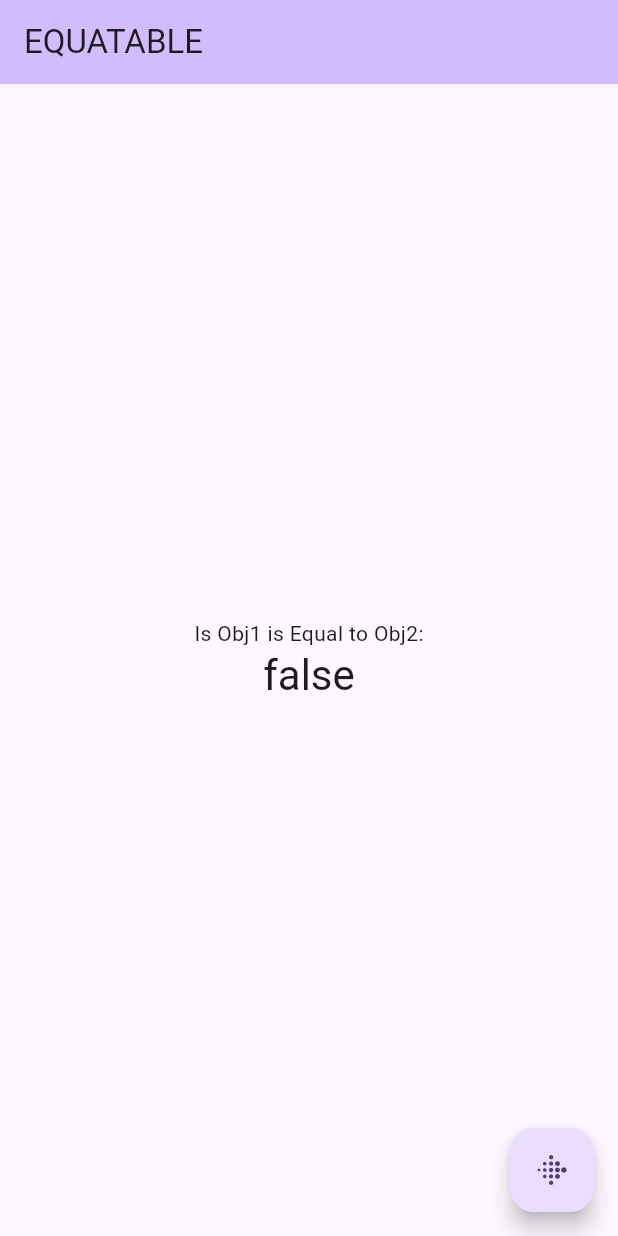
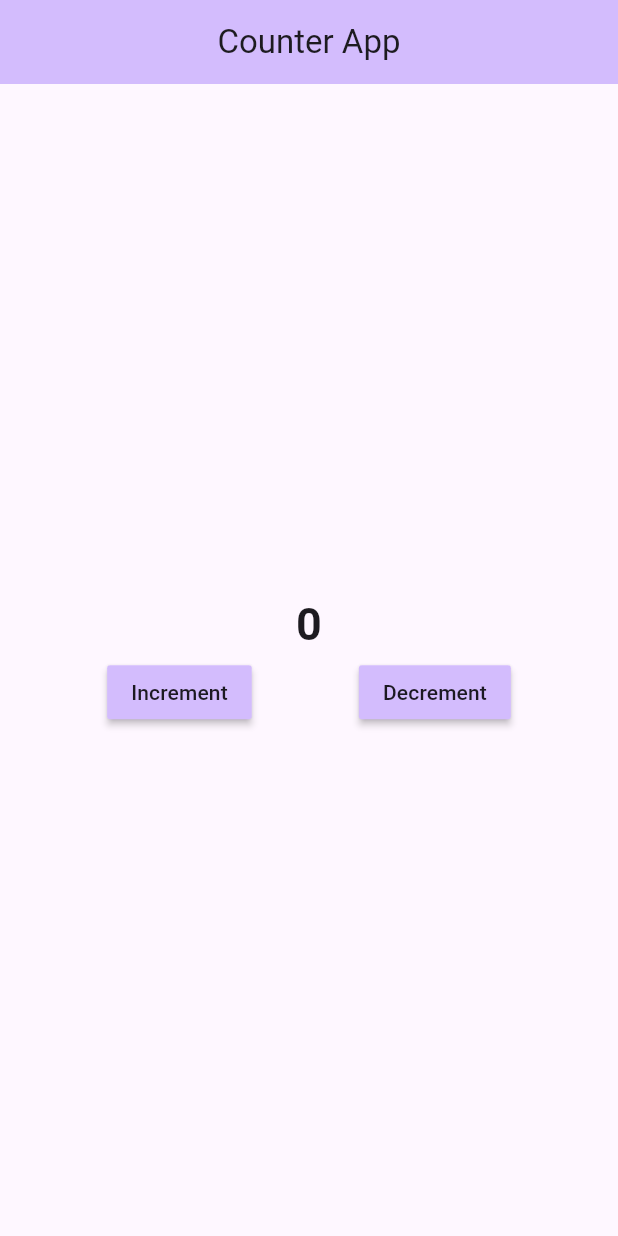
Before and after one commit to IamShahabAlam/BLoCking_BLoC, a Flutter app: the screen it shows after launch, on a phone screen of 412 x 824 dp. Run offline on Flutter 3.47's test engine with Material 3 defaults, Android fonts, the phone set to English and light mode, and no system bars; our stand-ins replace equatable.

Commit message:
bloc counter App initial

```diff
--- a/lib/main.dart
+++ b/lib/main.dart
@@ -1,6 +1,4 @@
-// ignore_for_file: avoid_print
-
-import 'package:equatable/equatable.dart';
+import 'package:bloc_app/presentation/counter/counter_screen.dart';
 import 'package:flutter/material.dart';
 
 void main() {
@@ -19,87 +17,8 @@ class MyApp extends StatelessWidget {
         colorScheme: ColorScheme.fromSeed(seedColor: Colors.deepPurple),
         useMaterial3: true,
       ),
-      home: const MyHomePage(title: 'EQUATABLE'),
+      home: const CounterScreen(),
+      // const EquatablePage(title: 'EQUATABLE'),
     );
   }
 }
-
-class MyHomePage extends StatefulWidget {
-  const MyHomePage({super.key, required this.title});
-  final String title;
-
-  @override
-  State<MyHomePage> createState() => _MyHomePageState();
-}
-
-class _MyHomePageState extends State<MyHomePage> {
-  bool isEqual = false;
-
-  void onFloatingPress() {
-    Man man1 = Man(name: 'Mojo Jojo', age: 18);
-    Man man2 = Man(name: 'Mojo Jojo', age: 19);
-
-    isEqual = man1 == man2;
-
-    print(isEqual);
-
-    print('-------------');
-    print('man1 hashCode : ${man1.hashCode}');
-    print('man2 hashCode : ${man2.hashCode}');
-
-    setState(() {});
-  }
-
-  @override
-  Widget build(BuildContext context) {
-    return Scaffold(
-      appBar: AppBar(
-        backgroundColor: Theme.of(context).colorScheme.inversePrimary,
-        title: Text(widget.title),
-      ),
-      body: Center(
-        child: Column(
-          mainAxisAlignment: MainAxisAlignment.center,
-          children: <Widget>[
-            const Text(
-              'Is Obj1 is Equal to Obj2:',
-            ),
-            Text(
-              '$isEqual',
-              style: Theme.of(context).textTheme.headlineMedium,
-            ),
-          ],
-        ),
-      ),
-      floatingActionButton: FloatingActionButton(
-        onPressed: onFloatingPress,
-        tooltip: 'Object Equal Finder',
-        child: const Icon(Icons.fitbit_rounded),
-      ),
-    );
-  }
-}
-
-// Class created to make its instances and compare them with/without package
-// Extending with equatable
-// it generates code itself to compare instances
-class Man extends Equatable {
-  const Man({required this.name, required this.age});
-
-  final String name;
-  final int age;
-// override method and givie all params in [].
-  @override
-  List<Object?> get props => [name, age];
-
-// method which helps to compare instances of a class.
-// difficult to write for rich classes.
-  /*
-  @override
-  bool operator ==(Object other) =>
-      identical(this, other) || other is Man && runtimeType == other.runtimeType && name == other.name && age == other.age;
-
-  @override
-  int get hashCode => name.hashCode ^ age.hashCode;
-  */
-}
--- /dev/null
+++ b/lib/presentation/counter/counter_screen.dart
@@ -0,0 +1,44 @@
+import 'package:flutter/material.dart';
+
+class CounterScreen extends StatefulWidget {
+  const CounterScreen({super.key});
+
+  @override
+  State<CounterScreen> createState() => _CounterScreenState();
+}
+
+class _CounterScreenState extends State<CounterScreen> {
+  @override
+  Widget build(BuildContext context) {
+    var theme = Theme.of(context).colorScheme;
+    return Scaffold(
+      appBar: AppBar(
+        backgroundColor: theme.inversePrimary,
+        centerTitle: true,
+        title: const Text("Counter App"),
+      ),
+      body: Column(
+        mainAxisAlignment: MainAxisAlignment.center,
+        crossAxisAlignment: CrossAxisAlignment.center,
+        children: [
+          const Text('0', style: TextStyle(fontSize: 30.0, fontWeight: FontWeight.bold)),
+          Row(
+            mainAxisAlignment: MainAxisAlignment.spaceEvenly,
+            children: [
+              MaterialButton(
+                onPressed: () {},
+                color: theme.inversePrimary,
+                child: const Text('Increment'),
+              ),
+              MaterialButton(
+                onPressed: () {},
+                color: theme.inversePrimary,
+                child: const Text("Decrement"),
+              ),
+            ],
+          )
+        ],
+      ),
+    );
+  }
+}
--- a/pubspec.yaml
+++ b/pubspec.yaml
@@ -36,6 +36,8 @@ dependencies:
   # Use with the CupertinoIcons class for iOS style icons.
   cupertino_icons: ^1.0.2
   equatable: ^2.0.5
+  flutter_bloc: ^8.1.4
+  bloc: ^8.1.3
 
 dev_dependencies:
   flutter_test:
```
Also changed, not shown: lib/equatable.dart (added, +82 -0 lines), lib/bloc/counter/counter_bloc.dart (added), lib/bloc/counter/counter_event.dart (added), lib/bloc/counter/counter_state.dart (added).
